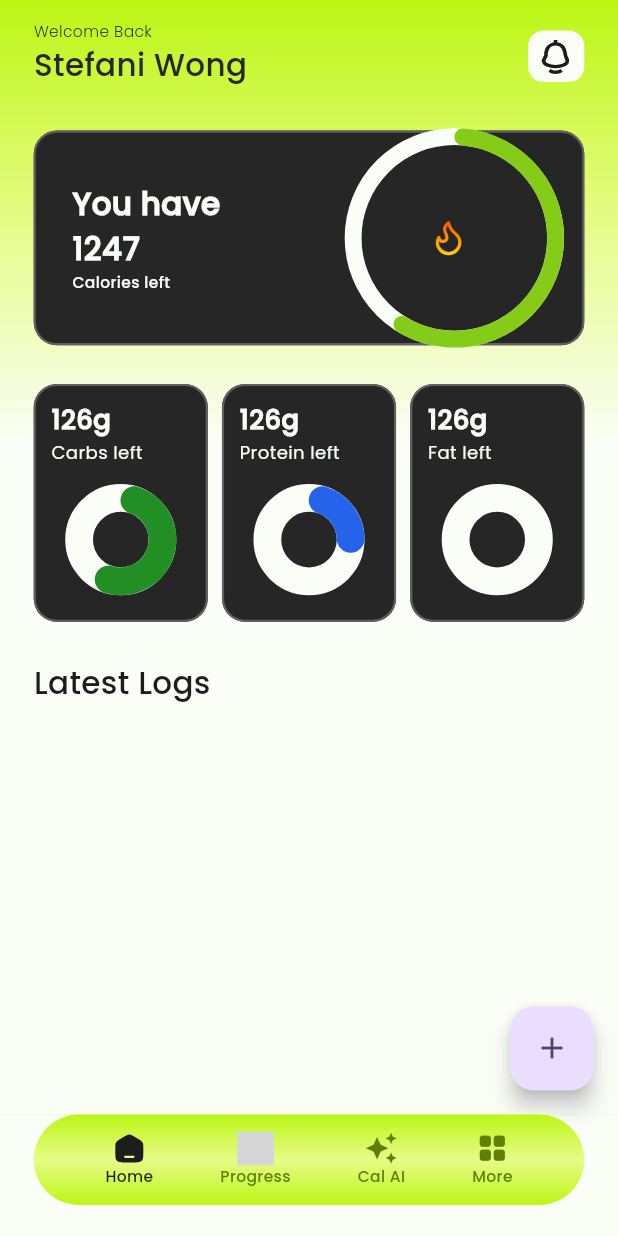
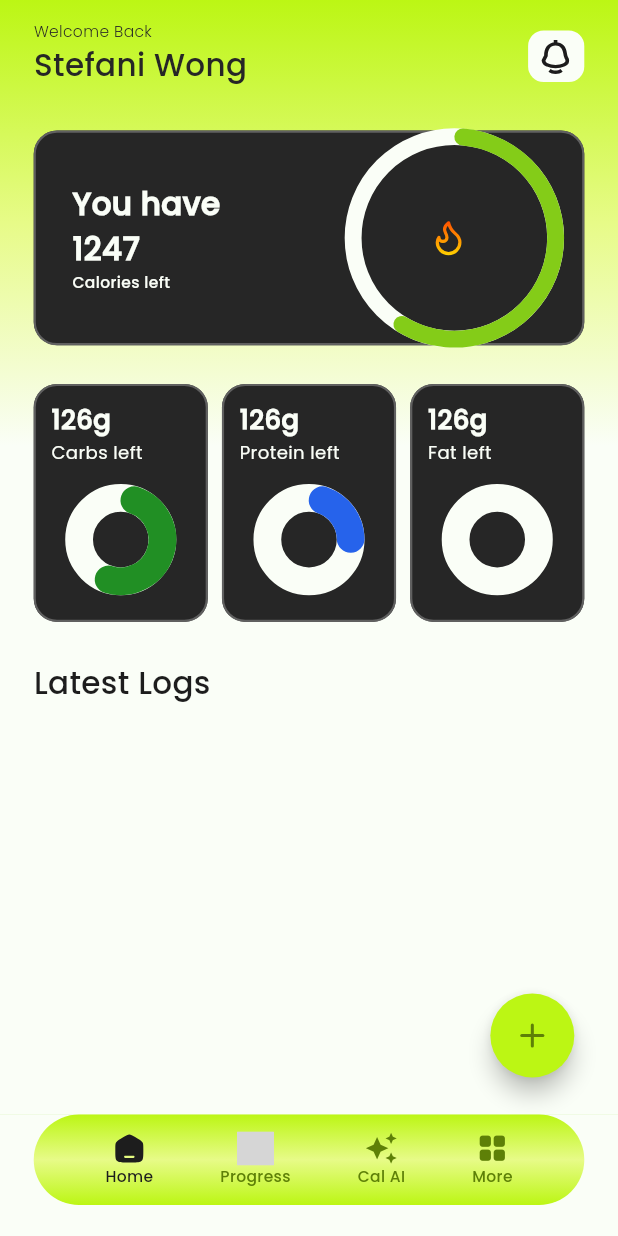
Before and after one commit to Rubas-Hussain/Nutristica, a Flutter app: the screen it shows after launch, on a phone screen of 412 x 824 dp. Run offline on Flutter 3.47's test engine with Material 3 defaults, Android fonts, the light colour scheme and no system bars; our stand-ins replace animated_text_kit, flutter_svg, get, lucide_icons, skeletonizer, syncfusion_flutter_charts; grey boxes are pictures that could not be loaded.

Commit message:
added floating action button

```diff
--- a/lib/screens/ai/ai_screen.dart
+++ b/lib/screens/ai/ai_screen.dart
@@ -5,6 +5,7 @@
 import '../../utils/app_colors.dart';
 import '../../utils/app_textstyles.dart';
 import '../../widgets/decorated_background_container.dart';
+import '../../widgets/food_log_floating_action_button.dart';
 
 class AIScreen extends StatelessWidget {
   const AIScreen({super.key});
@@ -36,6 +37,7 @@
           ),
         ),
       ),
+        floatingActionButton: FoodLogFloatingActionButton(onPress: (){})
     );
   }
 }
--- a/lib/screens/explore_more/explore_more_screen.dart
+++ b/lib/screens/explore_more/explore_more_screen.dart
@@ -10,6 +10,7 @@
 import '../../utils/app_colors.dart';
 import '../../utils/app_textstyles.dart';
 import '../../widgets/decorated_background_container.dart';
+import '../../widgets/food_log_floating_action_button.dart';
 import 'widgets/feature_tile.dart';
 
 class MoreScreen extends StatefulWidget {
@@ -61,6 +62,7 @@
           ),
         ),
       ),
+        floatingActionButton: FoodLogFloatingActionButton(onPress: (){})
     );
   }
 
--- a/lib/screens/home/home_screen.dart
+++ b/lib/screens/home/home_screen.dart
@@ -12,6 +12,7 @@
 import 'package:nutritionist_app/utils/assets.dart';
 import 'package:nutritionist_app/utils/responsive_util.dart';
 import 'package:nutritionist_app/widgets/decorated_background_container.dart';
+import 'package:nutritionist_app/widgets/food_log_floating_action_button.dart';
 import 'package:syncfusion_flutter_charts/charts.dart';
 
 import '../../models/calorie_models/calorie_chart_data_model.dart';
@@ -135,10 +136,7 @@
           ),
         ),
       ),
-      floatingActionButton: FloatingActionButton(
-        onPressed: () {},
-        child: Icon(Icons.add),
-      ),
+      floatingActionButton: FoodLogFloatingActionButton(onPress: (){})
     );
   }
 }
--- a/lib/screens/navigation/navigation.dart
+++ b/lib/screens/navigation/navigation.dart
@@ -2,7 +2,7 @@
 import 'package:get/get.dart';
 import 'package:nutritionist_app/controllers/navigation_controller.dart';
 import 'package:nutritionist_app/screens/home/home_screen.dart';
-import 'package:nutritionist_app/screens/navigation/nav_bar_item.dart';
+import 'package:nutritionist_app/screens/navigation/widgets/nav_bar_item.dart';
 import 'package:nutritionist_app/utils/assets.dart';
 import 'package:nutritionist_app/utils/responsive_util.dart';
 import '../../utils/app_colors.dart';
--- a/lib/screens/navigation/nav_bar_item.dart
+++ b/lib/screens/navigation/widgets/nav_bar_item.dart
@@ -2,9 +2,9 @@
 import 'package:flutter_svg/svg.dart';
 import 'package:nutritionist_app/utils/responsive_util.dart';
 
-import '../../utils/app_colors.dart';
-import '../../utils/app_textstyles.dart';
-import '../../utils/assets.dart';
+import '../../../utils/app_colors.dart';
+import '../../../utils/app_textstyles.dart';
+import '../../../utils/assets.dart';
 
 class NavBarItem extends StatelessWidget {
   final String? svgIconPath;
--- a/lib/screens/progress/progress_screen.dart
+++ b/lib/screens/progress/progress_screen.dart
@@ -10,6 +10,7 @@
 import '../../utils/app_colors.dart';
 import '../../utils/app_textstyles.dart';
 import '../../widgets/decorated_background_container.dart';
+import '../../widgets/food_log_floating_action_button.dart';
 import '../../widgets/multi_segment_slider.dart';
 import '../../widgets/navigation_header_widget.dart';
 import '../home/widgets/home_header.dart';
@@ -87,6 +88,7 @@
           ),
         ),
       ),
+        floatingActionButton: FoodLogFloatingActionButton(onPress: (){})
     );
 
   }
--- /dev/null
+++ b/lib/widgets/food_log_floating_action_button.dart
@@ -0,0 +1,24 @@
+import 'package:flutter/material.dart';
+import 'package:lucide_icons/lucide_icons.dart';
+import 'package:nutritionist_app/utils/responsive_util.dart';
+
+import '../utils/app_colors.dart';
+
+class FoodLogFloatingActionButton extends StatelessWidget {
+  final VoidCallback onPress;
+  const FoodLogFloatingActionButton({super.key, required this.onPress});
+
+  @override
+  Widget build(BuildContext context) {
+    return Padding(
+      padding: EdgeInsets.symmetric(horizontal: 14.w,vertical: 10.h),
+      child: FloatingActionButton(
+        onPressed: onPress,
+        backgroundColor: AppColors.yellow2Color,
+        shape: CircleBorder(),
+        child: Icon(LucideIcons.plus,size: 28.r,color: AppColors.yellow4Color,),
+        // child: Icon(LucideIcons.camera,size: 24.r,color: AppColors.yellow4Color,),
+      ),
+    );
+  }
+}
```
